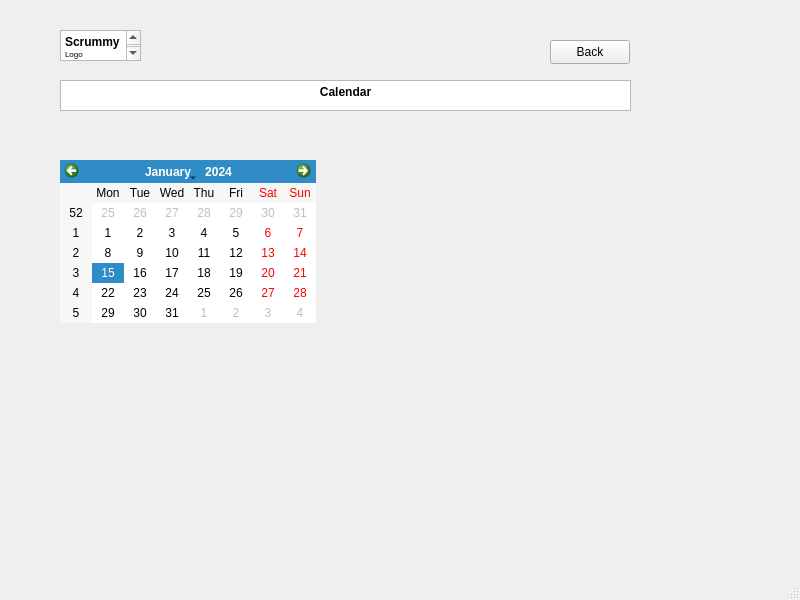
The window that code/Staging_Environment/SP23/code/SP23/calendar.ui (muazzamaqeel/Software-Project-CTS-5) describes before a commit, drawn with Qt 5.
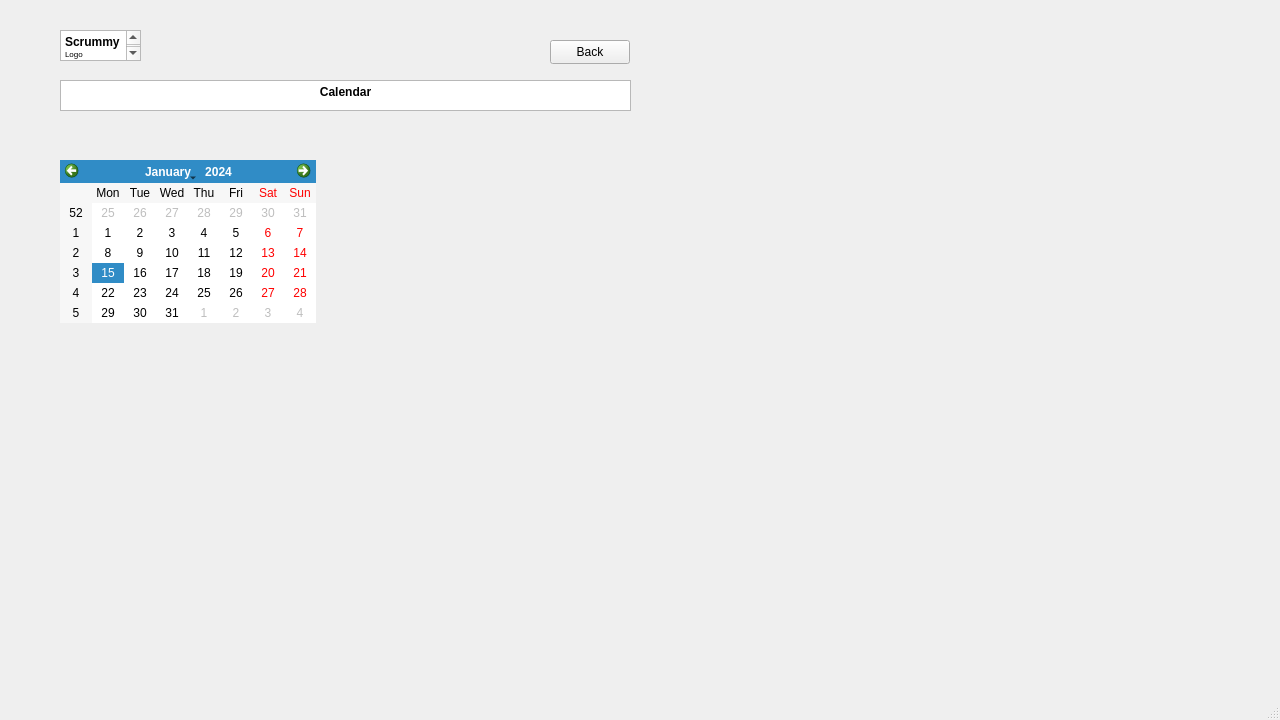
The same window after the commit.

Patch:
```diff
--- a/code/Staging_Environment/SP23/code/SP23/calendar.ui
+++ b/code/Staging_Environment/SP23/code/SP23/calendar.ui
@@ -6,10 +6,16 @@
    <rect>
     <x>0</x>
     <y>0</y>
-    <width>800</width>
-    <height>600</height>
+    <width>1280</width>
+    <height>720</height>
    </rect>
   </property>
+  <property name="minimumSize">
+   <size>
+    <width>1280</width>
+    <height>720</height>
+   </size>
+  </property>
   <property name="windowTitle">
    <string>MainWindow</string>
   </property>
```
Left out of the diff: 2 changed lines with no effect on the pictures.
